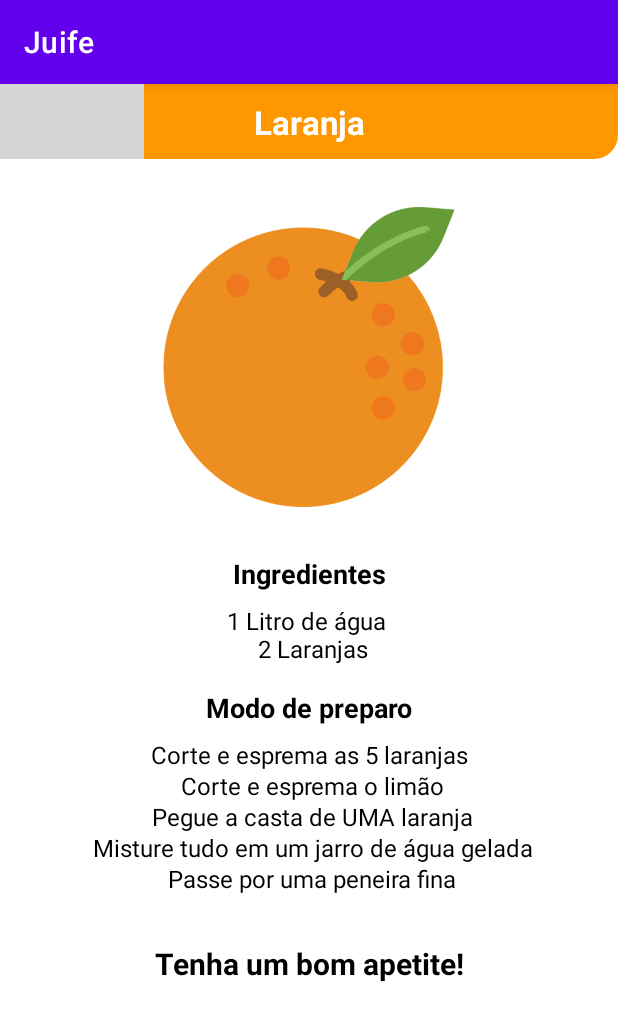
After one commit to RodrigDev/Juify, an Android app: the fragment JuiceFragment shown on its own in the app's theme, on a phone screen of 412 x 824 dp. The commit adds this screen. Shown: the top 1021 px of the screen. Run offline under Robolectric (Android 15) with nearby library versions, the phone set to English and light mode, and no system bars; grey boxes are pictures that could not be loaded.

Commit message:
Create fragment juice and create layout.

```diff
--- /dev/null
+++ b/app/src/main/java/com/rodrigo/juify/presentation/fragments/JuiceFragment.kt
@@ -0,0 +1,17 @@
+package com.rodrigo.juify.presentation.fragments
+
+import android.os.Bundle
+import androidx.fragment.app.Fragment
+import android.view.LayoutInflater
+import android.view.View
+import android.view.ViewGroup
+import com.rodrigo.juify.R
+class JuiceFragment : Fragment() {
+    override fun onCreateView(
+        inflater: LayoutInflater, container: ViewGroup?,
+        savedInstanceState: Bundle?
+    ): View? {
+        // Inflate the layout for this fragment
+        return inflater.inflate(R.layout.fragment_juice, container, false)
+    }
+}
--- a/app/src/main/res/layout/item_page.xml
+++ b/app/src/main/res/layout/fragment_juice.xml
@@ -1,9 +1,10 @@
 <?xml version="1.0" encoding="utf-8"?>
 <androidx.constraintlayout.widget.ConstraintLayout xmlns:android="http://schemas.android.com/apk/res/android"
-    xmlns:app="http://schemas.android.com/apk/res-auto"
     xmlns:tools="http://schemas.android.com/tools"
     android:layout_width="match_parent"
-    android:layout_height="wrap_content">
+    android:layout_height="match_parent"
+    xmlns:app="http://schemas.android.com/apk/res-auto"
+    tools:context=".presentation.fragments.JuiceFragment">
 
     <com.google.android.material.appbar.AppBarLayout
         android:id="@+id/toolbar"
```
Also changed, not shown: app/src/main/res/layout/fragment_info.xml (+9 -2 lines), app/src/main/res/layout/item_list.xml (+10 -3 lines), app/src/main/res/navigation/nav_graph.xml (+14 -10 lines).
